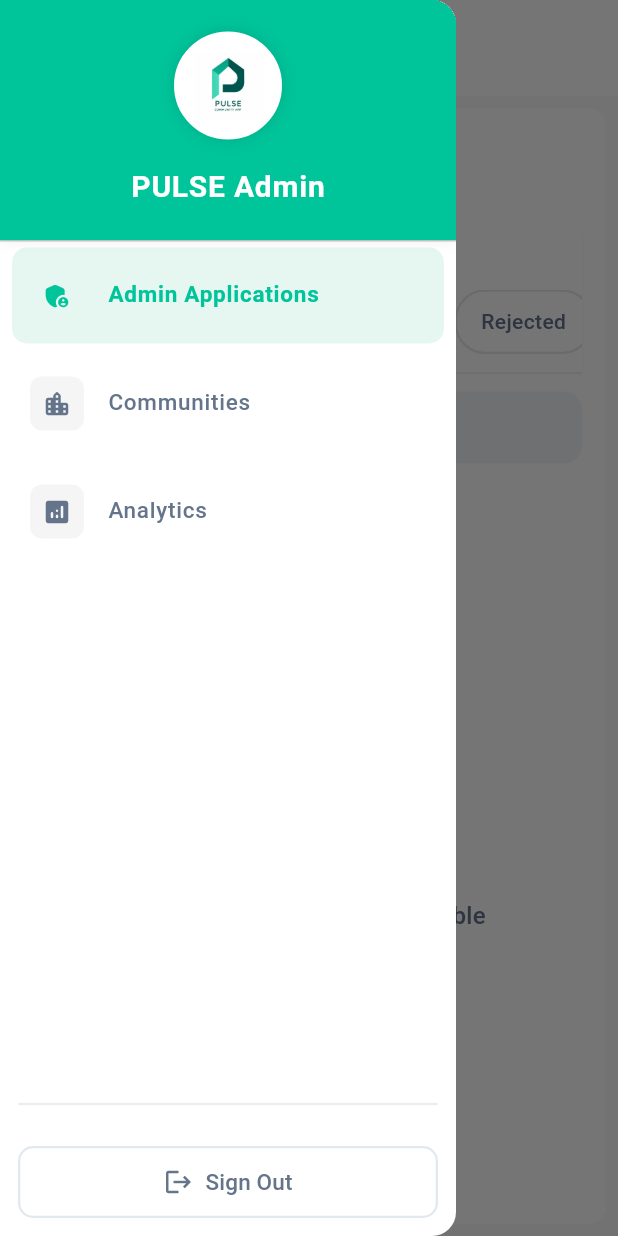
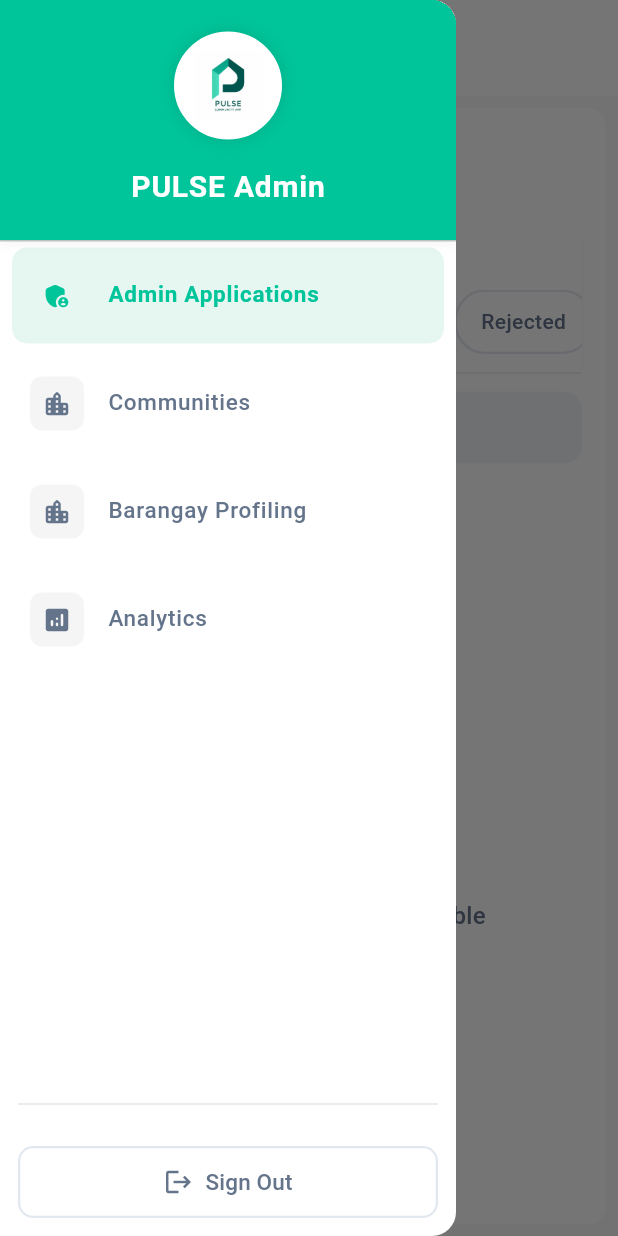
Before and after one commit to 0phl/Pulse-App, a Flutter app: the SuperAdminDashboardPage screen opened directly, with the side drawer open, on a phone screen of 412 x 824 dp. Run offline on Flutter 3.47's test engine with Material 3 defaults, Android fonts, the phone set to English and light mode, and no system bars; our stand-ins replace cached_network_image, chewie, cloud_firestore, cloud_functions, connectivity_plus, dio and 32 more; missing offline and left inert: cloudinary_public, dart:html, dart:js_util, docx_viewer, flutter_pdfview, gal and 4 more; accounts and stored records are empty; statements that could not run were skipped.

Commit message:
feat: integrate Barangay Profiling module into Super Admin dashboard

```diff
--- a/lib/pages/super_admin/dashboard_page.dart
+++ b/lib/pages/super_admin/dashboard_page.dart
@@ -3,6 +3,7 @@ import '../../services/super_admin_service.dart';
 import 'widgets/admin_applications_list.dart';
 import 'widgets/communities_list.dart';
 import 'analytics_dashboard_page.dart';
+import 'barangay_profiling_page.dart';
 import 'package:flutter/foundation.dart' show kIsWeb;
 
 class SuperAdminDashboardPage extends StatefulWidget {
@@ -78,7 +79,8 @@ class _SuperAdminDashboardPageState extends State<SuperAdminDashboardPage>
                   children: [
                     DrawerHeader(
                       margin: EdgeInsets.zero,
-                      padding: const EdgeInsets.symmetric(vertical: 20, horizontal: 12),
+                      padding: const EdgeInsets.symmetric(
+                          vertical: 20, horizontal: 12),
                       decoration: BoxDecoration(
                         color: const Color(0xFF00C49A),
                         boxShadow: [
@@ -160,8 +162,8 @@ class _SuperAdminDashboardPageState extends State<SuperAdminDashboardPage>
                             },
                           ),
                           _buildDrawerItem(
-                            icon: Icons.analytics_rounded,
-                            title: 'Analytics',
+                            icon: Icons.location_city_rounded,
+                            title: 'Barangay Profiling',
                             isSelected: _selectedIndex == 2,
                             onTap: () {
                               setState(() {
@@ -170,11 +172,23 @@ class _SuperAdminDashboardPageState extends State<SuperAdminDashboardPage>
                               Navigator.pop(context);
                             },
                           ),
+                          _buildDrawerItem(
+                            icon: Icons.analytics_rounded,
+                            title: 'Analytics',
+                            isSelected: _selectedIndex == 3,
+                            onTap: () {
+                              setState(() {
+                                _selectedIndex = 3;
+                              });
+                              Navigator.pop(context);
+                            },
+                          ),
                         ],
                       ),
                     ),
                     Padding(
-                      padding: const EdgeInsets.symmetric(horizontal: 12, vertical: 8),
+                      padding: const EdgeInsets.symmetric(
+                          horizontal: 12, vertical: 8),
                       child: Divider(
                         color: Colors.grey.withOpacity(0.2),
                         thickness: 1.5,
@@ -241,7 +255,8 @@ class _SuperAdminDashboardPageState extends State<SuperAdminDashboardPage>
                           shape: RoundedRectangleBorder(
                             borderRadius: BorderRadius.circular(10),
                           ),
-                          side: const BorderSide(color: Color(0xFFE2E8F0), width: 1.5),
+                          side: const BorderSide(
+                              color: Color(0xFFE2E8F0), width: 1.5),
                           elevation: 0,
                           backgroundColor: Colors.white,
                           padding: const EdgeInsets.symmetric(vertical: 12),
@@ -336,14 +351,21 @@ class _SuperAdminDashboardPageState extends State<SuperAdminDashboardPage>
                       onTap: () => setState(() => _selectedIndex = 1),
                     ),
                     _buildNavItem(
-                      icon: Icons.analytics_rounded,
-                      title: 'Analytics',
+                      icon: Icons.location_city_rounded,
+                      title: 'Barangay Profiling',
                       isSelected: _selectedIndex == 2,
                       onTap: () => setState(() => _selectedIndex = 2),
                     ),
+                    _buildNavItem(
+                      icon: Icons.analytics_rounded,
+                      title: 'Analytics',
+                      isSelected: _selectedIndex == 3,
+                      onTap: () => setState(() => _selectedIndex = 3),
+                    ),
                     const Spacer(),
                     Padding(
-                      padding: const EdgeInsets.symmetric(horizontal: 12, vertical: 8),
+                      padding: const EdgeInsets.symmetric(
+                          horizontal: 12, vertical: 8),
                       child: Divider(
                         color: Colors.grey.withOpacity(0.2),
                         thickness: 1.5,
@@ -412,7 +434,8 @@ class _SuperAdminDashboardPageState extends State<SuperAdminDashboardPage>
                           shape: RoundedRectangleBorder(
                             borderRadius: BorderRadius.circular(10),
                           ),
-                          side: const BorderSide(color: Color(0xFFE2E8F0), width: 1.5),
+                          side: const BorderSide(
+                              color: Color(0xFFE2E8F0), width: 1.5),
                           elevation: 0,
                           backgroundColor: Colors.white,
                           padding: const EdgeInsets.symmetric(vertical: 12),
@@ -436,6 +459,7 @@ class _SuperAdminDashboardPageState extends State<SuperAdminDashboardPage>
                   children: const [
                     AdminApplicationsList(),
                     CommunitiesList(),
+                    BarangayProfilingPage(),
                     SuperAdminAnalyticsDashboardPage(),
                   ],
                 ),
@@ -502,19 +526,23 @@ class _SuperAdminDashboardPageState extends State<SuperAdminDashboardPage>
         leading: Container(
           padding: const EdgeInsets.all(8),
           decoration: BoxDecoration(
-            color: isSelected ? const Color(0xFFE6F7F2) : Colors.grey.withOpacity(0.1),
+            color: isSelected
+                ? const Color(0xFFE6F7F2)
+                : Colors.grey.withOpacity(0.1),
             borderRadius: BorderRadius.circular(8),
           ),
           child: Icon(
             icon,
-            color: isSelected ? const Color(0xFF00C49A) : const Color(0xFF64748B),
+            color:
+                isSelected ? const Color(0xFF00C49A) : const Color(0xFF64748B),
             size: 20,
           ),
         ),
         title: Text(
           title,
           style: TextStyle(
-            color: isSelected ? const Color(0xFF00C49A) : const Color(0xFF64748B),
+            color:
+                isSelected ? const Color(0xFF00C49A) : const Color(0xFF64748B),
             fontWeight: isSelected ? FontWeight.w600 : FontWeight.w500,
             fontSize: 15,
           ),
```
